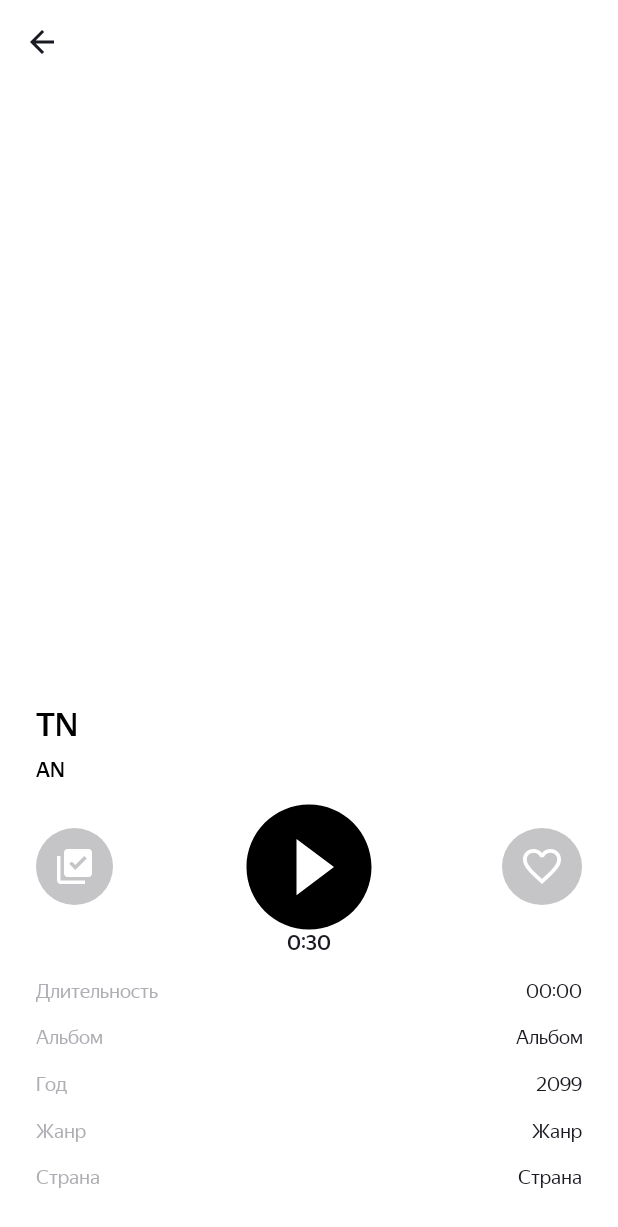
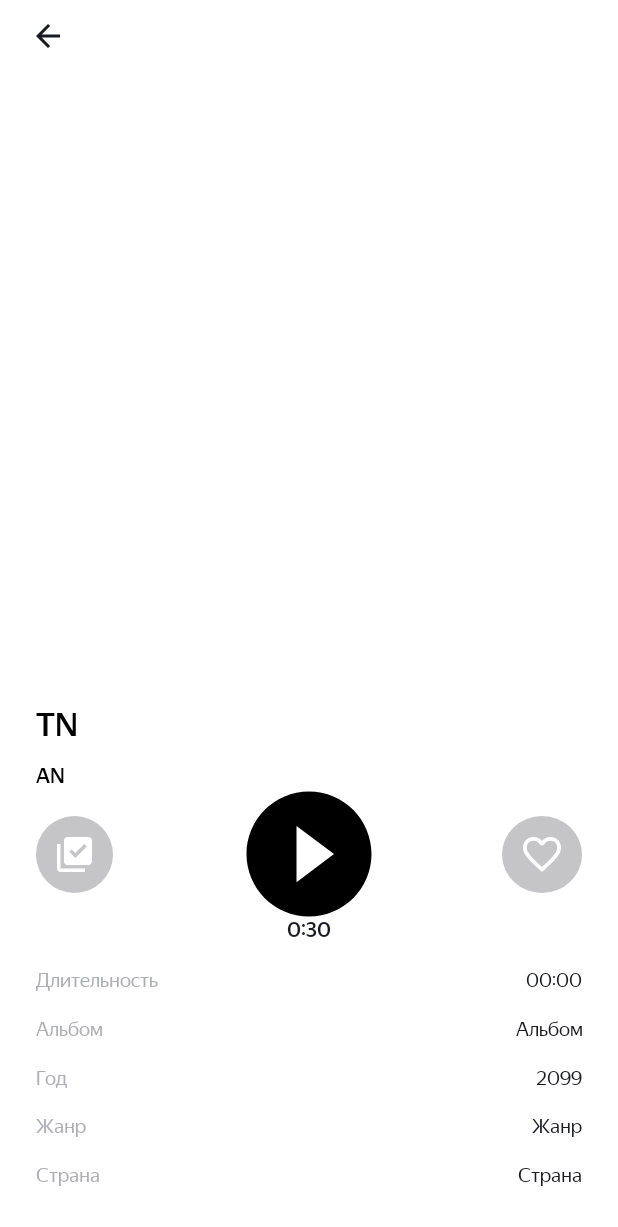
Before and after one commit to gnomakh/Playlist_Maker, an Android app: the PlayerActivity screen opened directly, with no data from a screen before it, on a phone screen of 412 x 824 dp. Shown: the top 1227 px of the screen. Run offline under Robolectric (Android 15) with nearby library versions, the phone set to English and light mode, and no system bars; pictures from the network do not load; 1 statement that could not run was skipped.

Commit message:
14 спринт. Исправил краш с экрана плеера при повороте во время проигрывания. Исправил верстку экрана плеера. Внес дополнительные правки кода согласно рекомендациям

```diff
--- a/app/src/main/java/com/practicum/playlistmaker/MainActivity.kt
+++ b/app/src/main/java/com/practicum/playlistmaker/MainActivity.kt
@@ -1,16 +1,10 @@
 package com.practicum.playlistmaker
 
-import android.annotation.SuppressLint
 import android.content.Context
 import android.content.Intent
-import android.net.Uri
 import android.os.Bundle
 import android.util.TypedValue
 import android.view.LayoutInflater
-import android.view.View
-import android.widget.Button
-import android.widget.Toast
-import androidx.activity.enableEdgeToEdge
 import androidx.appcompat.app.AppCompatActivity
 import com.practicum.playlistmaker.databinding.ActivityMainBinding
 
--- a/app/src/main/java/com/practicum/playlistmaker/MediaActivity.kt
+++ b/app/src/main/java/com/practicum/playlistmaker/MediaActivity.kt
@@ -1,10 +1,8 @@
 package com.practicum.playlistmaker
 
 import android.annotation.SuppressLint
-import android.content.Intent
 import android.os.Bundle
 import android.widget.ImageView
-import androidx.activity.enableEdgeToEdge
 import androidx.appcompat.app.AppCompatActivity
 
 class MediaActivity : AppCompatActivity() {
--- a/app/src/main/java/com/practicum/playlistmaker/PlayerActivity.kt
+++ b/app/src/main/java/com/practicum/playlistmaker/PlayerActivity.kt
@@ -2,21 +2,15 @@ package com.practicum.playlistmaker
 
 import android.annotation.SuppressLint
 import android.content.SharedPreferences
-import android.content.SharedPreferences.OnSharedPreferenceChangeListener
 import android.media.MediaPlayer
 import android.os.Bundle
 import android.os.Handler
 import android.os.Looper
 import android.view.LayoutInflater
-import android.widget.Button
-import android.widget.ImageButton
-import android.widget.ImageView
-import android.widget.Toast
 import androidx.appcompat.app.AppCompatActivity
 import com.bumptech.glide.Glide
 import com.bumptech.glide.load.resource.bitmap.RoundedCorners
 import com.practicum.playlistmaker.databinding.ActivityPlayerBinding
-import com.practicum.playlistmaker.databinding.ActivitySearchBinding
 import java.text.SimpleDateFormat
 import java.util.Locale
 
@@ -27,11 +21,12 @@ class PlayerActivity : AppCompatActivity() {
     private lateinit var sharedPreferences: SharedPreferences
     private lateinit var prefConv: PrefGsonConvert
 
-    companion object {
-        private const val DEFAULT_STATE = "DEFAULT"
-        private const val PREPARED_STATE = "PREPARED"
-        private const val PLAYING_STATE = "PLAYING"
-        private const val PAUSED_STATE = "PAUSED"
+    private companion object {
+        const val DEFAULT_STATE = "DEFAULT"
+        const val PREPARED_STATE = "PREPARED"
+        const val PLAYING_STATE = "PLAYING"
+        const val PAUSED_STATE = "PAUSED"
+        const val timeUpdateDelay = 333L
     }
 
     private var playerState = DEFAULT_STATE
@@ -50,11 +45,7 @@ class PlayerActivity : AppCompatActivity() {
         val trackOnPlayer = prefConv.getTrackFromPref() ?: return finish()
         val trackUrl = trackOnPlayer.previewUrl
 
-        if(trackUrl != null) {
-            preparePlayer(trackUrl)
-        } else {
-            Toast.makeText(this, "Не удалось получить ссылку на отрывок", Toast.LENGTH_SHORT).show()
-        }
+        preparePlayer(trackUrl)
 
         binding.backButton.setOnClickListener {
             finish()
@@ -67,7 +58,7 @@ class PlayerActivity : AppCompatActivity() {
             trackName.text = trackOnPlayer.trackName
             artistName.text = trackOnPlayer.artistName
             durationPl.text = SimpleDateFormat("mm:ss", Locale.getDefault()).format(trackOnPlayer.trackTimeMillis)
-            timeUnderButton.text = "00:00"
+            playbackTime.text = "00:00"
             albumPl.text = trackOnPlayer.collectionName
             yearPl.text = trackOnPlayer.releaseDate.substring(0, 4)
             genrePl.text = trackOnPlayer.primaryGenreName
@@ -76,13 +67,14 @@ class PlayerActivity : AppCompatActivity() {
 
         binding.playButton.setOnClickListener {
             playbackControl()
-            updateTimer()
         }
     }
 
     override fun onPause() {
         super.onPause()
-        pausePlayer()
+        if (playerState == PLAYING_STATE) {
+            pausePlayer()
+        }
     }
 
     override fun onDestroy() {
@@ -107,6 +99,7 @@ class PlayerActivity : AppCompatActivity() {
     private fun startPlayer() {
         mediaPlayer.start()
         playerState = PLAYING_STATE
+        updateTimer()
         binding.playButton.setImageResource(R.drawable.pause_button)
     }
 
@@ -132,16 +125,16 @@ class PlayerActivity : AppCompatActivity() {
         handler.postDelayed(
             object : Runnable {
                 override fun run() {
-                    binding.timeUnderButton.text = SimpleDateFormat("mm:ss", Locale.getDefault()).format(mediaPlayer.currentPosition)
                     if (playerState == PLAYING_STATE) {
+                        binding.playbackTime.text = SimpleDateFormat("mm:ss", Locale.getDefault()).format(mediaPlayer.currentPosition)
                         handler.postDelayed(
-                            this, 333
+                            this, timeUpdateDelay
                         )
                     } else if (playerState == PREPARED_STATE) {
-                        binding.timeUnderButton.text = "00:00"
+                        binding.playbackTime.text = "00:00"
                     }
                 }
-            }, 333
+            }, timeUpdateDelay
         )
     }
 }
--- a/app/src/main/java/com/practicum/playlistmaker/TracksAdapter.kt
+++ b/app/src/main/java/com/practicum/playlistmaker/TracksAdapter.kt
@@ -6,7 +6,6 @@ import android.content.SharedPreferences
 import android.os.Handler
 import android.os.Looper
 import android.view.LayoutInflater
-import android.view.View.OnClickListener
 import android.view.ViewGroup
 import androidx.core.content.ContextCompat.startActivity
 import androidx.recyclerview.widget.RecyclerView
--- a/app/src/main/res/drawable/arrow_back.xml
+++ b/app/src/main/res/drawable/arrow_back.xml
@@ -1,13 +1,9 @@
 <vector xmlns:android="http://schemas.android.com/apk/res/android"
-    android:width="24dp"
-    android:height="24dp"
-    android:viewportWidth="24"
-    android:viewportHeight="24">
-  <group>
-    <clip-path
-        android:pathData="M0,0h24v24h-24z"/>
-    <path
-        android:pathData="M20,11H7.83L13.42,5.41L12,4L4,12L12,20L13.41,18.59L7.83,13H20V11Z"
-        android:fillColor="#1A1B22"/>
-  </group>
+    android:width="16dp"
+    android:height="16dp"
+    android:viewportWidth="16"
+    android:viewportHeight="16">
+  <path
+      android:pathData="M16,7H3.83L9.42,1.41L8,0L0,8L8,16L9.41,14.59L3.83,9H16V7Z"
+      android:fillColor="#1A1B22"/>
 </vector>
--- a/app/src/main/res/layout/activity_player.xml
+++ b/app/src/main/res/layout/activity_player.xml
@@ -22,6 +22,10 @@
     <ImageView
         android:id="@+id/back_button"
         style="@style/BackArrow"
+        android:layout_width="wrap_content"
+        android:layout_height="wrap_content"
+        android:layout_marginStart="24dp"
+        android:layout_marginTop="16dp"
         android:src="@drawable/arrow_back"
         app:layout_constraintStart_toStartOf="parent"
         app:layout_constraintTop_toTopOf="parent" />
@@ -44,8 +48,7 @@
         android:layout_marginTop="24dp"
         android:text="TN"
         app:layout_constrainedWidth="true"
-        app:layout_constraintEnd_toStartOf="@id/rightBorder"
-        app:layout_constraintHorizontal_bias="0.0"
+        app:layout_constraintBottom_toTopOf="@id/artist_name"
         app:layout_constraintStart_toEndOf="@id/leftBorder"
         app:layout_constraintTop_toBottomOf="@id/artwork_cover" />
 
@@ -54,14 +57,18 @@
         style="@style/PlayerArtistNameStyle"
         android:layout_width="wrap_content"
         android:layout_height="wrap_content"
-        android:layout_marginTop="8dp"
+        android:layout_marginTop="12dp"
         android:text="AN"
         app:layout_constrainedWidth="true"
-        app:layout_constraintEnd_toStartOf="@id/rightBorder"
-        app:layout_constraintHorizontal_bias="0.0"
         app:layout_constraintStart_toEndOf="@id/leftBorder"
-        app:layout_constraintTop_toBottomOf="@id/track_name"
-        android:gravity="top"/>
+        app:layout_constraintTop_toBottomOf="@id/track_name" />
+
+    <androidx.constraintlayout.widget.Barrier
+        android:id="@+id/barrier"
+        android:layout_width="wrap_content"
+        android:layout_height="wrap_content"
+        app:barrierDirection="bottom"
+        app:constraint_referenced_ids="artist_name" />
 
     <ImageButton
         android:id="@+id/add_to_playlist"
@@ -72,9 +79,9 @@
         android:src="@drawable/add_to_playlist_button"
         app:layout_constraintBottom_toBottomOf="@id/play_button"
         app:layout_constraintEnd_toStartOf="@id/play_button"
+        app:layout_constraintHorizontal_bias="0.0"
         app:layout_constraintStart_toEndOf="@id/leftBorder"
-        app:layout_constraintTop_toTopOf="@id/play_button"
-        app:layout_constraintHorizontal_bias="0.0"/>
+        app:layout_constraintTop_toTopOf="@id/play_button" />
 
     <ImageButton
         android:id="@+id/play_button"
@@ -82,12 +89,12 @@
         android:layout_height="wrap_content"
         android:background="#00FFFFFF"
         android:src="@drawable/play_button"
-        app:layout_constraintBottom_toTopOf="@id/durationText"
+        app:layout_constraintBottom_toTopOf="@id/barrier_bottom"
         app:layout_constraintEnd_toStartOf="@id/rightBorder"
         app:layout_constraintHorizontal_bias="0.5"
-        app:layout_constraintVertical_bias="0.3"
         app:layout_constraintStart_toEndOf="@id/leftBorder"
-        app:layout_constraintTop_toBottomOf="@id/artist_name"
+        app:layout_constraintTop_toBottomOf="@id/barrier"
+        android:layout_marginBottom="16dp"
         app:tint="@color/trackNameColor" />
 
     <ImageButton
@@ -99,12 +106,12 @@
         android:src="@drawable/like_button"
         app:layout_constraintBottom_toBottomOf="@id/play_button"
         app:layout_constraintEnd_toStartOf="@id/rightBorder"
+        app:layout_constraintHorizontal_bias="1.0"
         app:layout_constraintStart_toEndOf="@id/play_button"
-        app:layout_constraintTop_toTopOf="@id/play_button"
-        app:layout_constraintHorizontal_bias="1.0"/>
+        app:layout_constraintTop_toTopOf="@id/play_button" />
 
     <TextView
-        android:id="@+id/time_under_button"
+        android:id="@+id/playback_time"
         style="@style/HeadingTextStyle"
         android:layout_width="wrap_content"
         android:layout_height="wrap_content"
@@ -114,16 +121,22 @@
         app:layout_constraintStart_toEndOf="@id/leftBorder"
         app:layout_constraintTop_toBottomOf="@id/play_button" />
 
+    <androidx.constraintlayout.widget.Barrier
+        android:id="@+id/barrier_bottom"
+        android:layout_width="wrap_content"
+        android:layout_height="wrap_content"
+        app:barrierDirection="bottom"
+        app:constraint_referenced_ids="playback_time" />
+
     <TextView
         android:id="@+id/durationText"
         style="@style/trackDetailsStyle"
         android:layout_width="wrap_content"
         android:layout_height="wrap_content"
         android:text="@string/durationText"
-        app:layout_constraintTop_toTopOf="@id/duration_pl"
+        app:layout_constraintBottom_toBottomOf="@id/duration_pl"
         app:layout_constraintStart_toEndOf="@id/leftBorder"
-        app:layout_constraintBottom_toBottomOf="@id/duration_pl"
-        app:layout_constraintVertical_chainStyle="spread" />
+        app:layout_constraintTop_toTopOf="@id/duration_pl" />
 
     <TextView
         android:id="@+id/albumText"
@@ -134,7 +147,7 @@
         app:layout_constraintBottom_toBottomOf="@id/album_pl"
         app:layout_constraintStart_toEndOf="@id/leftBorder"
         app:layout_constraintTop_toTopOf="@id/album_pl"
-        app:layout_constraintVertical_bias="0.0"/>
+        app:layout_constraintVertical_bias="0.0" />
 
     <TextView
         android:id="@+id/yearText"
@@ -142,9 +155,9 @@
         android:layout_width="wrap_content"
         android:layout_height="wrap_content"
         android:text="@string/yearText"
+        app:layout_constraintBottom_toBottomOf="@id/year_pl"
         app:layout_constraintStart_toEndOf="@id/leftBorder"
-        app:layout_constraintTop_toTopOf="@id/year_pl"
-        app:layout_constraintBottom_toBottomOf="@id/year_pl"/>
+        app:layout_constraintTop_toTopOf="@id/year_pl" />
 
     <TextView
         android:id="@+id/genreText"
@@ -152,9 +165,9 @@
         android:layout_width="wrap_content"
         android:layout_height="wrap_content"
         android:text="@string/genreText"
+        app:layout_constraintBottom_toBottomOf="@id/genre_pl"
         app:layout_constraintStart_toEndOf="@id/leftBorder"
-        app:layout_constraintTop_toTopOf="@id/genre_pl"
-        app:layout_constraintBottom_toBottomOf="@id/genre_pl"/>
+        app:layout_constraintTop_toTopOf="@id/genre_pl" />
 
     <TextView
         android:id="@+id/countryText"
@@ -162,18 +175,17 @@
         android:layout_width="wrap_content"
         android:layout_height="wrap_content"
         android:text="@string/countryText"
+        app:layout_constraintBottom_toBottomOf="@id/country_pl"
         app:layout_constraintStart_toEndOf="@id/leftBorder"
-        app:layout_constraintTop_toTopOf="@id/country_pl"
-        app:layout_constraintBottom_toBottomOf="@id/country_pl"/>
+        app:layout_constraintTop_toTopOf="@id/country_pl" />
 
     <androidx.constraintlayout.widget.Guideline
         android:id="@+id/centerLine"
         android:layout_width="wrap_content"
         android:layout_height="wrap_content"
         android:orientation="vertical"
-        app:layout_constraintStart_toEndOf="@id/durationText"
-        app:layout_constraintGuide_percent="0.3"/>
-
+        app:layout_constraintGuide_percent="0.3"
+        app:layout_constraintStart_toEndOf="@id/durationText" />
 
     <TextView
         android:id="@+id/duration_pl"
@@ -183,7 +195,7 @@
         android:text="@string/duration_pl"
         app:layout_constraintBottom_toTopOf="@id/album_pl"
         app:layout_constraintEnd_toStartOf="@id/rightBorder"
-        app:layout_constraintTop_toBottomOf="@id/time_under_button"
+        app:layout_constraintTop_toBottomOf="@id/barrier_bottom"
         app:layout_constraintVertical_chainStyle="spread" />
 
     <TextView
@@ -225,11 +237,11 @@
         style="@style/trackDetailsValueStyle"
         android:layout_width="wrap_content"
         android:layout_height="wrap_content"
+        android:layout_marginBottom="16dp"
         android:text="@string/country_pl"
         app:layout_constraintBottom_toBottomOf="parent"
         app:layout_constraintEnd_toStartOf="@id/rightBorder"
-        app:layout_constraintTop_toBottomOf="@id/genre_pl"
-        android:layout_marginBottom="16dp"/>
+        app:layout_constraintTop_toBottomOf="@id/genre_pl" />
 
 
 </androidx.constraintlayout.widget.ConstraintLayout>
--- a/app/src/main/res/layout/activity_search.xml
+++ b/app/src/main/res/layout/activity_search.xml
@@ -15,6 +15,11 @@
         android:orientation="horizontal">
 
         <ImageView
+            android:layout_height="wrap_content"
+            android:layout_width="wrap_content"
+            android:layout_marginTop="18dp"
+            android:layout_marginStart="24dp"
+            android:layout_marginEnd="28dp"
             android:id="@+id/back_button"
             style="@style/BackArrow"
             android:src="@drawable/arrow_back" />
--- a/app/src/main/res/values-night/styles.xml
+++ b/app/src/main/res/values-night/styles.xml
@@ -20,12 +20,6 @@
     </style>
 
     <style name="BackArrow">
-        <item name="android:layout_width">wrap_content</item>
-        <item name="android:layout_height">wrap_content</item>
-        <item name="android:layout_gravity">center_vertical</item>
-        <item name="android:paddingEnd">24dp</item>
-        <item name="android:paddingStart">@dimen/padding_16</item>
-        <item name="android:paddingVertical">@dimen/padding_16</item>
         <item name="android:tint">@color/headingTextColor</item>
     </style>
 
--- a/app/src/main/res/values/styles.xml
+++ b/app/src/main/res/values/styles.xml
@@ -20,12 +20,6 @@
     </style>
 
     <style name="BackArrow">
-        <item name="android:layout_width">wrap_content</item>
-        <item name="android:layout_height">wrap_content</item>
-        <item name="android:layout_gravity">center_vertical</item>
-        <item name="android:paddingEnd">24dp</item>
-        <item name="android:paddingStart">@dimen/padding_16</item>
-        <item name="android:paddingVertical">@dimen/padding_16</item>
         <item name="android:tint">@color/headingTextColor</item>
     </style>
 
```
Also changed, not shown: app/src/main/java/com/practicum/playlistmaker/SearchActivity.kt (+27 -35 lines), app/src/main/res/layout/activity_media.xml (+6 -7 lines), app/src/main/res/layout/activity_settings.xml (+6 -1 lines).
